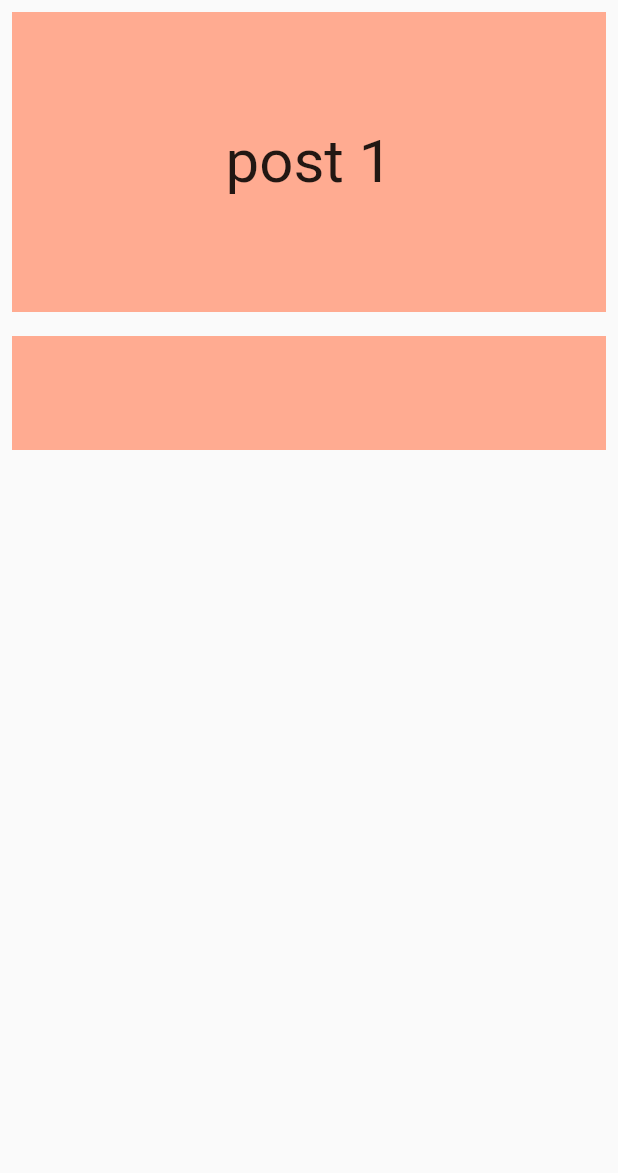
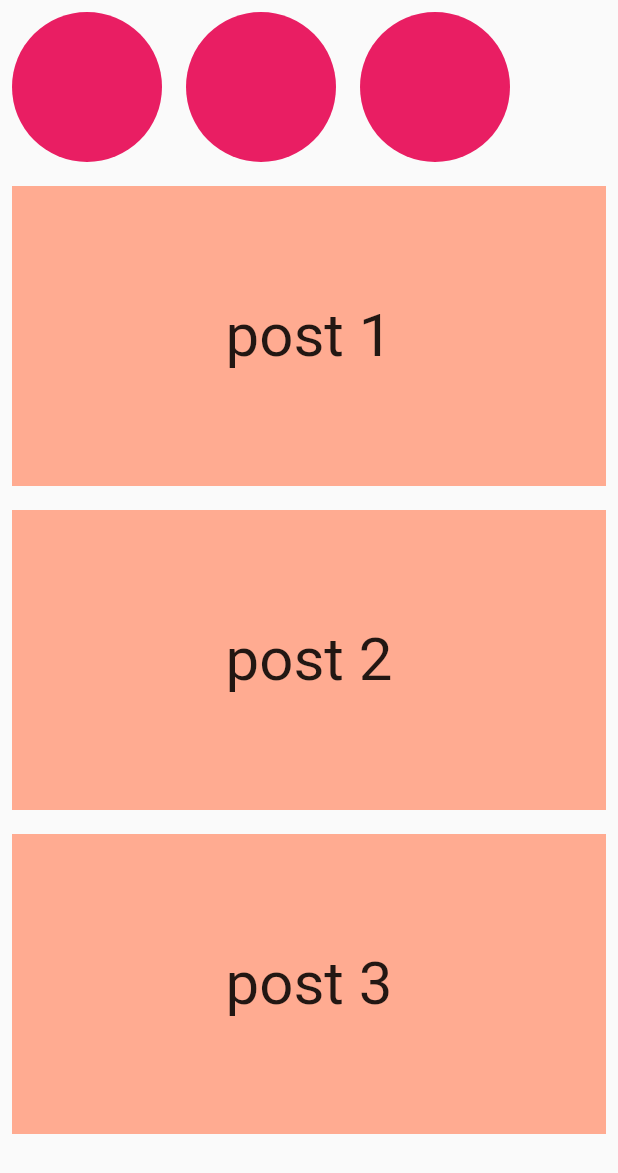
Before and after one commit to asahaya/widget_of_the_day_220813, a Flutter app: the screen it shows after launch, on a phone screen of 412 x 824 dp. Shown: the top 1173 px of the screen. Run offline on Flutter 3.47's test engine with Material 2 defaults, Android fonts, the phone set to English and light mode, and no system bars.

Commit message:
circle_insta

```diff
--- a/lib/no04_ListView_Builder.dart
+++ b/lib/no04_ListView_Builder.dart
@@ -21,8 +21,44 @@ class _No04_ListView_BuilderState extends State<No04_ListView_Builder> {
       home: Scaffold(
         body: Column(
           children: [
-            Container(
-              height: 300,
+            Row(
+              children: [
+                Padding(
+                  padding: const EdgeInsets.all(8.0),
+                  child: Container(
+                    height: 100,
+                    width: 100,
+                    decoration: BoxDecoration(
+                      shape: BoxShape.circle,
+                      color: Colors.pink,
+                    ),
+                  ),
+                ),
+                Padding(
+                  padding: const EdgeInsets.all(8.0),
+                  child: Container(
+                    height: 100,
+                    width: 100,
+                    decoration: BoxDecoration(
+                      shape: BoxShape.circle,
+                      color: Colors.pink,
+                    ),
+                  ),
+                ),
+                Padding(
+                  padding: const EdgeInsets.all(8.0),
+                  child: Container(
+                    height: 100,
+                    width: 100,
+                    decoration: BoxDecoration(
+                      shape: BoxShape.circle,
+                      color: Colors.pink,
+                    ),
+                  ),
+                ),
+              ],
+            ),
+            Expanded(
               child: ListView.builder(
                   //個数
                   itemCount: _posts.length,
```
